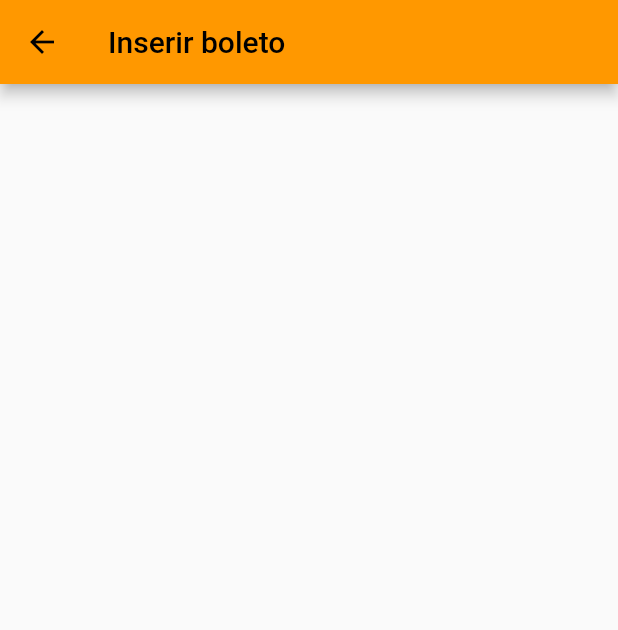
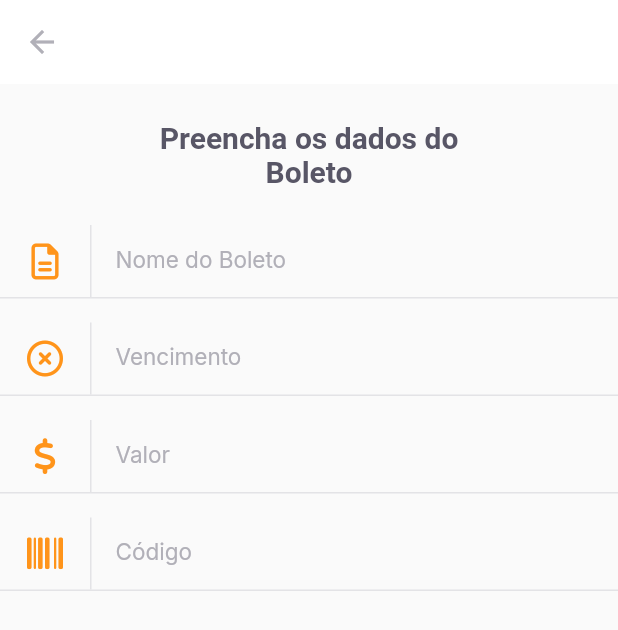
Before and after one commit to Dark3088/pay_flow, a Flutter app: the InsertInvoice screen opened by its route, on a phone screen of 412 x 824 dp. Shown: the top 630 px of the screen. Run offline on Flutter 3.47's test engine with Material 2 defaults, Android fonts, the phone set to English and light mode, and no system bars; our stand-ins replace camera, firebase_core, font_awesome_flutter, google_fonts, google_sign_in, image_picker and 2 more; missing offline and left inert: dart:ffi, google_ml_kit; accounts and stored records are empty.

Commit message:
Added new components for the "insert_invoice" page
- Imported new Icons to the project
- Replaced some icons' names in order to avoid confusion

```diff
--- a/lib/modules/barcode_scanner/barcode_scanner_page.dart
+++ b/lib/modules/barcode_scanner/barcode_scanner_page.dart
@@ -67,7 +67,9 @@ class _BarCodeScannerPageState extends State<BarCodeScannerPage> {
                 ),
                 bottomNavigationBar: ButtonsSetLabel(
                   primaryLabel: "Inserir código do boleto",
-                  primaryOnTap: () {},
+                  primaryOnTap: () {
+                    Navigator.pushReplacementNamed(context, "/insert_invoices");
+                  },
                   secondaryLabel: "Adicionar da galeria",
                   secondaryOnTap: () {},
                 )),
@@ -80,9 +82,11 @@ class _BarCodeScannerPageState extends State<BarCodeScannerPage> {
                   title: "Não foi possível carregar um código de barras.",
                   subTitle: "Tente escanear novamente ou digite o código do seu boleto.",
                   primaryLabel: "Escanear novamente",
-                  primaryOnTap: () {controller.getAvailableCameras();},
+                  primaryOnTap: () {controller.scanWithCamera();},
                   secondaryLabel: "Digitar código",
-                  secondaryOnTap: () {},
+                  secondaryOnTap: () {
+                    Navigator.pushReplacementNamed(context, "/insert_invoices");
+                  },
                 );
               } else {
                 return Container();
@@ -97,13 +101,14 @@ class _BarCodeScannerPageState extends State<BarCodeScannerPage> {
   @override
   void initState() {
     // TODO: implement initState
+    super.initState();
     controller.getAvailableCameras();
     controller.statusNotifier.addListener(() {
       if (controller.status.hasBarcode){
         Navigator.pushReplacementNamed(context, "/insert_invoices");
       }
     });
-    super.initState();
+
   }
 
   @override
--- a/lib/modules/home/home_page.dart
+++ b/lib/modules/home/home_page.dart
@@ -69,7 +69,8 @@ class _HomePageState extends State<HomePage> {
                     borderRadius: BorderRadius.circular(5)),
                 child: IconButton(
                   onPressed: () {
-                    Navigator.pushNamed(context, "/barcode_scanner");
+                   // Navigator.pushNamed(context, "/barcode_scanner");
+                    Navigator.pushNamed(context, "/insert_invoices");
 
                   },
                   icon: Icon(Icons.add_box_outlined),
--- a/lib/modules/insert_invoices/insert_invoice.dart
+++ b/lib/modules/insert_invoices/insert_invoice.dart
@@ -1,4 +1,8 @@
 import 'package:flutter/material.dart';
+import 'package:font_awesome_flutter/font_awesome_flutter.dart';
+import 'package:pay_flow/shared/themes/app_colors.dart';
+import 'package:pay_flow/shared/themes/app_text_styles.dart';
+import 'package:pay_flow/shared/widgets/input_text/input_text_widget.dart';
 
 class InsertInvoice extends StatelessWidget {
   const InsertInvoice({Key? key}) : super(key: key);
@@ -7,7 +11,30 @@ class InsertInvoice extends StatelessWidget {
   Widget build(BuildContext context) {
     return Scaffold(
       appBar: AppBar(
-        title: Text("Inserir boleto"),
+        elevation: 0,
+        backgroundColor: AppColors.background,
+        leading: BackButton(
+          color: AppColors.input,
+        ),
+      ),
+      body: Column(
+        crossAxisAlignment: CrossAxisAlignment.center,
+        children: [
+          Padding(
+            padding: EdgeInsets.symmetric(horizontal: 93, vertical: 24),
+            child: Text("Preencha os dados do Boleto",
+                style: TextStyles.titleBoldHeading,
+                textAlign: TextAlign.center),
+          ),
+          InputTextWidget(
+              label: "Nome do Boleto", icon: FontAwesomeIcons.fileLines),
+          InputTextWidget(
+              label: "Vencimento", icon: FontAwesomeIcons.circleXmark),
+          InputTextWidget(
+              label: "Valor", icon: FontAwesomeIcons.dollarSign),
+          InputTextWidget(
+              label: "Código", icon: FontAwesomeIcons.barcode),
+        ],
       ),
     );
   }
--- a/lib/shared/themes/app_colors.dart
+++ b/lib/shared/themes/app_colors.dart
@@ -7,6 +7,7 @@ class AppColors{
   static final delete     = Color(0xFFE83F5B);
   static final heading    = Color(0xFF585666);
   static final body       = Color(0xFF706E7A);
+  static final input      = Color(0xFFB1B0B8);
   static final stroke     = Color(0xFFE3E3E6);
   static final shape      = Color(0xFFFAFAFC);
   static final background = Color(0xFFFFFFFF);
--- a/lib/shared/themes/app_text_styles.dart
+++ b/lib/shared/themes/app_text_styles.dart
@@ -82,7 +82,7 @@ class TextStyles {
   static final input = GoogleFonts.inter(
     fontSize: 15,
     fontWeight: FontWeight.w400,
-    //color: AppColors.input,
+    color: AppColors.input,
   );
   static final captionBackground = GoogleFonts.inter(
     fontSize: 13,
--- /dev/null
+++ b/lib/shared/widgets/input_text/input_text_widget.dart
@@ -0,0 +1,50 @@
+import 'package:flutter/material.dart';
+import 'package:pay_flow/shared/themes/app_colors.dart';
+import 'package:pay_flow/shared/themes/app_text_styles.dart';
+
+class InputTextWidget extends StatelessWidget {
+  final String label;
+  final IconData icon;
+  const InputTextWidget({
+    Key? key,
+    required this.label,
+    required this.icon
+  }) : super(key: key);
+
+  @override
+  Widget build(BuildContext context) {
+    return Padding(
+      padding: const EdgeInsets.only(bottom: 16),
+      child: Column(
+        children: [
+          TextFormField(
+            style: TextStyles.input,
+            decoration: InputDecoration(
+              contentPadding: EdgeInsets.zero,
+                icon: Row(
+                  mainAxisSize: MainAxisSize.min,
+                  children: [
+                    Padding(
+                        padding: const EdgeInsets.symmetric(horizontal: 18),
+                        child: Icon(icon, color: AppColors.primary)),
+                    Container(
+                      width: 1,
+                      height: 48,
+                      color: AppColors.stroke,
+                    )
+                  ],
+                ),
+                border: InputBorder.none,
+                labelText: label,
+                labelStyle: TextStyles.input),
+          ),
+          Divider(
+            thickness: 1,
+            height: 1,
+            color: AppColors.stroke,
+          )
+        ],
+      ),
+    );
+  }
+}
--- a/pubspec.yaml
+++ b/pubspec.yaml
@@ -36,6 +36,7 @@ dependencies:
   camera: ^0.9.2+2
   image_picker: ^0.8.4+1
   google_ml_kit: ^0.8.0
+  font_awesome_flutter: ^10.1.0
 
 dev_dependencies:
   flutter_test:
```
Also changed, not shown: pubspec.lock, 2 other files.
